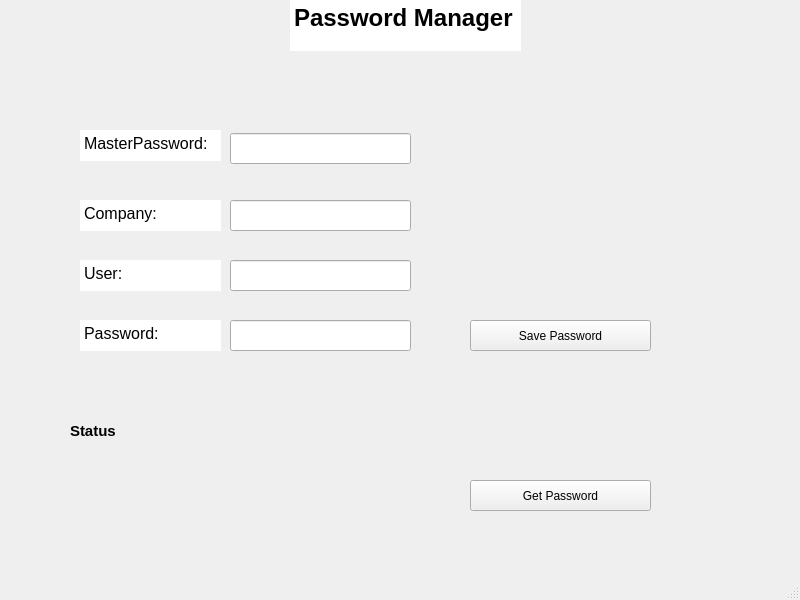
The window that GUI/PasswordManager/mainwindow.ui (Menu-D/Cpp-Password-Manager) describes before a commit, drawn with Qt 5.
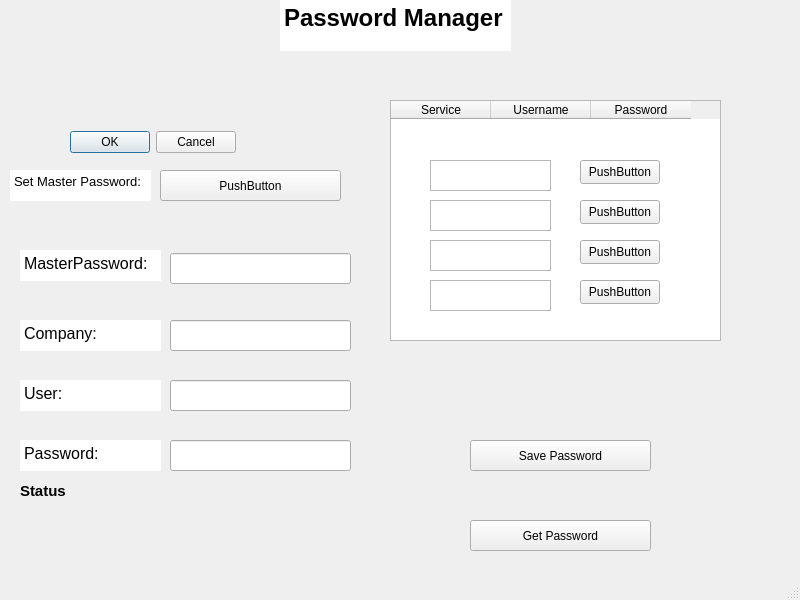
The same window after the commit.

Commit message: Started working on a UI similar to bitwardens password manager

```diff
--- a/GUI/PasswordManager/mainwindow.ui
+++ b/GUI/PasswordManager/mainwindow.ui
@@ -18,6 +18,9 @@
   <property name="windowTitle">
    <string>MainWindow</string>
   </property>
+  <property name="autoFillBackground">
+   <bool>false</bool>
+  </property>
   <property name="tabShape">
    <enum>QTabWidget::TabShape::Triangular</enum>
   </property>
@@ -25,8 +28,8 @@
    <widget class="QLineEdit" name="Service">
     <property name="geometry">
      <rect>
-      <x>230</x>
-      <y>200</y>
+      <x>170</x>
+      <y>320</y>
       <width>181</width>
       <height>31</height>
      </rect>
@@ -35,8 +38,8 @@
    <widget class="QLineEdit" name="Username">
     <property name="geometry">
      <rect>
-      <x>230</x>
-      <y>260</y>
+      <x>170</x>
+      <y>380</y>
       <width>181</width>
       <height>31</height>
      </rect>
@@ -45,8 +48,8 @@
    <widget class="QLineEdit" name="Password">
     <property name="geometry">
      <rect>
-      <x>230</x>
-      <y>320</y>
+      <x>170</x>
+      <y>440</y>
       <width>181</width>
       <height>31</height>
      </rect>
@@ -62,7 +65,7 @@
     <property name="geometry">
      <rect>
       <x>470</x>
-      <y>320</y>
+      <y>440</y>
       <width>181</width>
       <height>31</height>
      </rect>
@@ -75,7 +78,7 @@
     <property name="geometry">
      <rect>
       <x>470</x>
-      <y>480</y>
+      <y>520</y>
       <width>181</width>
       <height>31</height>
      </rect>
@@ -87,8 +90,8 @@
    <widget class="QLabel" name="StatusLabel">
     <property name="geometry">
      <rect>
-      <x>70</x>
-      <y>420</y>
+      <x>20</x>
+      <y>480</y>
       <width>681</width>
       <height>21</height>
      </rect>
@@ -111,8 +114,8 @@
     </property>
     <property name="geometry">
      <rect>
-      <x>80</x>
-      <y>200</y>
+      <x>20</x>
+      <y>320</y>
       <width>141</width>
       <height>31</height>
      </rect>
@@ -143,8 +146,8 @@
    <widget class="QTextEdit" name="textEdit_2">
     <property name="geometry">
      <rect>
-      <x>80</x>
-      <y>320</y>
+      <x>20</x>
+      <y>440</y>
       <width>141</width>
       <height>31</height>
      </rect>
@@ -169,8 +172,8 @@
    <widget class="QTextEdit" name="textEdit_3">
     <property name="geometry">
      <rect>
-      <x>80</x>
-      <y>260</y>
+      <x>20</x>
+      <y>380</y>
       <width>141</width>
       <height>31</height>
      </rect>
@@ -195,7 +198,7 @@
    <widget class="QTextEdit" name="textEdit_4">
     <property name="geometry">
      <rect>
-      <x>290</x>
+      <x>280</x>
       <y>0</y>
       <width>231</width>
       <height>51</height>
@@ -224,8 +227,8 @@
    <widget class="QLineEdit" name="MasterPassword">
     <property name="geometry">
      <rect>
-      <x>230</x>
-      <y>133</y>
+      <x>170</x>
+      <y>253</y>
       <width>181</width>
       <height>31</height>
      </rect>
@@ -240,8 +243,8 @@
     </property>
     <property name="geometry">
      <rect>
-      <x>80</x>
-      <y>130</y>
+      <x>20</x>
+      <y>250</y>
       <width>141</width>
       <height>31</height>
      </rect>
@@ -269,16 +272,190 @@
 &lt;p style=&quot; margin-top:0px; margin-bottom:0px; margin-left:0px; margin-right:0px; -qt-block-indent:0; text-indent:0px;&quot;&gt;&lt;span style=&quot; font-size:12pt;&quot;&gt;MasterPassword: &lt;/span&gt;&lt;/p&gt;&lt;/body&gt;&lt;/html&gt;</string>
     </property>
    </widget>
-  </widget>
-  <widget class="QMenuBar" name="menubar">
-   <property name="geometry">
-    <rect>
-     <x>0</x>
-     <y>0</y>
-     <width>800</width>
-     <height>21</height>
-    </rect>
-   </property>
+   <widget class="QPushButton" name="SetMasterPasswordButton">
+    <property name="geometry">
+     <rect>
+      <x>160</x>
+      <y>170</y>
+      <width>181</width>
+      <height>31</height>
+     </rect>
+    </property>
+    <property name="text">
+     <string>PushButton</string>
+    </property>
+   </widget>
+   <widget class="QTextEdit" name="textEdit_6">
+    <property name="enabled">
+     <bool>true</bool>
+    </property>
+    <property name="geometry">
+     <rect>
+      <x>10</x>
+      <y>170</y>
+      <width>141</width>
+      <height>31</height>
+     </rect>
+    </property>
+    <property name="font">
+     <font>
+      <bold>false</bold>
+      <stylestrategy>PreferDefault</stylestrategy>
+     </font>
+    </property>
+    <property name="frameShape">
+     <enum>QFrame::Shape::NoFrame</enum>
+    </property>
+    <property name="frameShadow">
+     <enum>QFrame::Shadow::Plain</enum>
+    </property>
+    <property name="html">
+     <string>&lt;!DOCTYPE HTML PUBLIC &quot;-//W3C//DTD HTML 4.0//EN&quot; &quot;http://www.w3.org/TR/REC-html40/strict.dtd&quot;&gt;
+&lt;html&gt;&lt;head&gt;&lt;meta name=&quot;qrichtext&quot; content=&quot;1&quot; /&gt;&lt;meta charset=&quot;utf-8&quot; /&gt;&lt;style type=&quot;text/css&quot;&gt;
+p, li { white-space: pre-wrap; }
+hr { height: 1px; border-width: 0; }
+li.unchecked::marker { content: &quot;\2610&quot;; }
+li.checked::marker { content: &quot;\2612&quot;; }
+&lt;/style&gt;&lt;/head&gt;&lt;body style=&quot; font-family:'Segoe UI'; font-size:9pt; font-weight:400; font-style:normal;&quot;&gt;
+&lt;p style=&quot; margin-top:0px; margin-bottom:0px; margin-left:0px; margin-right:0px; -qt-block-indent:0; text-indent:0px;&quot;&gt;&lt;span style=&quot; font-size:10pt;&quot;&gt;Set Master Password: &lt;/span&gt;&lt;/p&gt;&lt;/body&gt;&lt;/html&gt;</string>
+    </property>
+   </widget>
+   <widget class="QDialogButtonBox" name="buttonBox">
+    <property name="geometry">
+     <rect>
+      <x>70</x>
+      <y>130</y>
+      <width>166</width>
+      <height>24</height>
+     </rect>
+    </property>
+    <property name="standardButtons">
+     <set>QDialogButtonBox::StandardButton::Cancel|QDialogButtonBox::StandardButton::Ok</set>
+    </property>
+   </widget>
+   <widget class="QTableWidget" name="vaultTable">
+    <property name="geometry">
+     <rect>
+      <x>390</x>
+      <y>100</y>
+      <width>331</width>
+      <height>241</height>
+     </rect>
+    </property>
+    <property name="columnCount">
+     <number>3</number>
+    </property>
+    <attribute name="horizontalHeaderVisible">
+     <bool>true</bool>
+    </attribute>
+    <column>
+     <property name="text">
+      <string>Service</string>
+     </property>
+    </column>
+    <column>
+     <property name="text">
+      <string>Username</string>
+     </property>
+    </column>
+    <column>
+     <property name="text">
+      <string>Password</string>
+     </property>
+    </column>
+   </widget>
+   <widget class="QPushButton" name="addButton">
+    <property name="geometry">
+     <rect>
+      <x>580</x>
+      <y>160</y>
+      <width>80</width>
+      <height>24</height>
+     </rect>
+    </property>
+    <property name="text">
+     <string>PushButton</string>
+    </property>
+   </widget>
+   <widget class="QPushButton" name="editButton">
+    <property name="geometry">
+     <rect>
+      <x>580</x>
+      <y>200</y>
+      <width>80</width>
+      <height>24</height>
+     </rect>
+    </property>
+    <property name="text">
+     <string>PushButton</string>
+    </property>
+   </widget>
+   <widget class="QPushButton" name="deleteButton">
+    <property name="geometry">
+     <rect>
+      <x>580</x>
+      <y>240</y>
+      <width>80</width>
+      <height>24</height>
+     </rect>
+    </property>
+    <property name="text">
+     <string>PushButton</string>
+    </property>
+   </widget>
+   <widget class="QPushButton" name="showButton">
+    <property name="geometry">
+     <rect>
+      <x>580</x>
+      <y>280</y>
+      <width>80</width>
+      <height>24</height>
+     </rect>
+    </property>
+    <property name="text">
+     <string>PushButton</string>
+    </property>
+   </widget>
+   <widget class="QTextEdit" name="textEdit_7">
+    <property name="geometry">
+     <rect>
+      <x>430</x>
+      <y>160</y>
+      <width>121</width>
+      <height>31</height>
+     </rect>
+    </property>
+   </widget>
+   <widget class="QTextEdit" name="textEdit_8">
+    <property name="geometry">
+     <rect>
+      <x>430</x>
+      <y>240</y>
+      <width>121</width>
+      <height>31</height>
+     </rect>
+    </property>
+   </widget>
+   <widget class="QTextEdit" name="textEdit_9">
+    <property name="geometry">
+     <rect>
+      <x>430</x>
+      <y>200</y>
+      <width>121</width>
+      <height>31</height>
+     </rect>
+    </property>
+   </widget>
+   <widget class="QTextEdit" name="textEdit_10">
+    <property name="geometry">
+     <rect>
+      <x>430</x>
+      <y>280</y>
+      <width>121</width>
+      <height>31</height>
+     </rect>
+    </property>
+   </widget>
   </widget>
   <widget class="QStatusBar" name="statusbar"/>
  </widget>
```
The commit also changes 2 other files.
